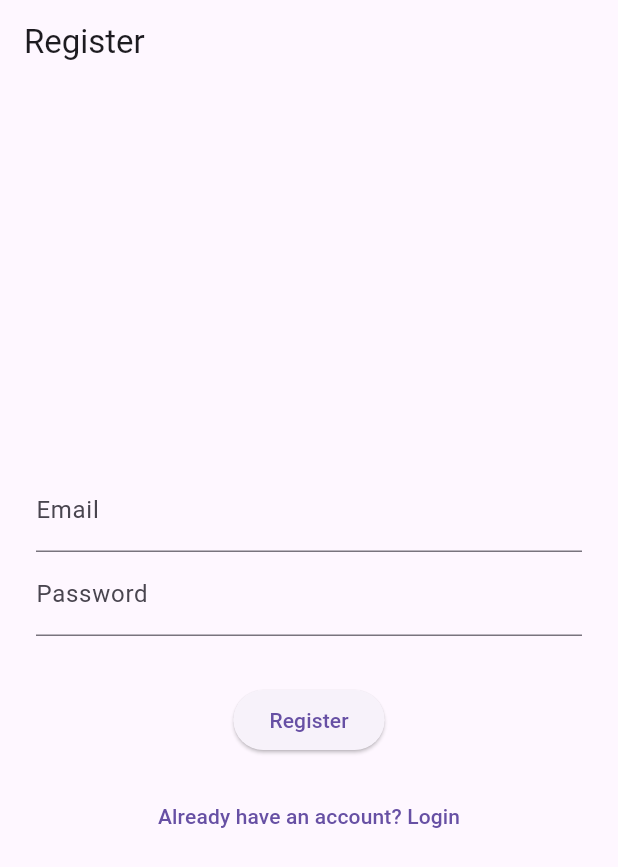
After one commit to raheel-ahmed-04/ai_voice_assistant_and_chatbot_Flutter, a Flutter app: the screen it shows after launch, after a tap on "Login", after a tap on "Login with Google", after a tap on "Don't have an account? Register", on a phone screen of 412 x 824 dp. The commit adds this screen. Shown: the top 867 px of the screen. Run offline on Flutter 3.47's test engine with Material 3 defaults, Android fonts, the phone set to English and light mode, and no system bars; our stand-ins replace firebase_auth, firebase_core, flutter_tts, google_sign_in, lottie, permission_handler and 1 more; accounts and stored records are empty; network calls fail.

Commit message:
Added Firebase Auth and Google Sign In, login/register pages as well

```diff
--- a/lib/main.dart
+++ b/lib/main.dart
@@ -1,9 +1,13 @@
 import 'package:flutter/material.dart';
+import 'package:firebase_core/firebase_core.dart';
 import 'screens/splash_screen.dart';
 import 'services/speech_service.dart';
+import 'screens/login_screen.dart';
+import 'screens/register_screen.dart';
 
-void main() async  {
+void main() async {
   WidgetsFlutterBinding.ensureInitialized();
+  await Firebase.initializeApp();
   await SpeechService.init(); // Initialize TTS
   runApp(MyApp());
 }
@@ -13,10 +17,12 @@ class MyApp extends StatelessWidget {
   Widget build(BuildContext context) {
     return MaterialApp(
       title: 'AI Voice Assistant & Chatbot',
-      theme: ThemeData(
-        primarySwatch: Colors.blue,
-      ),
+      theme: ThemeData(primarySwatch: Colors.blue),
       home: SplashScreen(),
+      routes: {
+        '/login': (_) => LoginScreen(),
+        '/register': (_) => RegisterScreen(),
+      },
     );
   }
 }
--- /dev/null
+++ b/lib/screens/login_screen.dart
@@ -0,0 +1,134 @@
+import 'package:flutter/material.dart';
+import 'package:firebase_auth/firebase_auth.dart';
+import 'package:google_sign_in/google_sign_in.dart';
+import 'register_screen.dart';
+import 'home_screen.dart';
+
+class LoginScreen extends StatefulWidget {
+  @override
+  _LoginScreenState createState() => _LoginScreenState();
+}
+
+class _LoginScreenState extends State<LoginScreen> {
+  final TextEditingController emailController = TextEditingController();
+  final TextEditingController passwordController = TextEditingController();
+  bool isLoading = false;
+  String? errorMessage;
+
+  Future<void> loginWithEmail() async {
+    setState(() {
+      isLoading = true;
+      errorMessage = null;
+    });
+    try {
+      await FirebaseAuth.instance.signInWithEmailAndPassword(
+        email: emailController.text.trim(),
+        password: passwordController.text.trim(),
+      );
+      Navigator.pushReplacement(
+        context,
+        MaterialPageRoute(builder: (_) => HomeScreen()),
+      );
+    } catch (e) {
+      setState(() {
+        errorMessage = e.toString();
+      });
+    } finally {
+      setState(() {
+        isLoading = false;
+      });
+    }
+  }
+
+  Future<void> loginWithGoogle() async {
+    setState(() {
+      isLoading = true;
+      errorMessage = null;
+    });
+    try {
+      final GoogleSignInAccount? googleUser = await GoogleSignIn().signIn();
+      if (googleUser == null) {
+        setState(() {
+          isLoading = false;
+        });
+        return;
+      }
+      final GoogleSignInAuthentication googleAuth =
+          await googleUser.authentication;
+      final credential = GoogleAuthProvider.credential(
+        accessToken: googleAuth.accessToken,
+        idToken: googleAuth.idToken,
+      );
+      await FirebaseAuth.instance.signInWithCredential(credential);
+      Navigator.pushReplacement(
+        context,
+        MaterialPageRoute(builder: (_) => HomeScreen()),
+      );
+    } catch (e) {
+      setState(() {
+        errorMessage = e.toString();
+      });
+    } finally {
+      setState(() {
+        isLoading = false;
+      });
+    }
+  }
+
+  @override
+  Widget build(BuildContext context) {
+    return Scaffold(
+      appBar: AppBar(title: Text('Login')),
+      body: Padding(
+        padding: const EdgeInsets.all(24.0),
+        child: Column(
+          mainAxisAlignment: MainAxisAlignment.center,
+          children: [
+            TextField(
+              controller: emailController,
+              decoration: InputDecoration(labelText: 'Email'),
+            ),
+            TextField(
+              controller: passwordController,
+              decoration: InputDecoration(labelText: 'Password'),
+              obscureText: true,
+            ),
+            SizedBox(height: 16),
+            if (errorMessage != null)
+              Text(errorMessage!, style: TextStyle(color: Colors.red)),
+            SizedBox(height: 16),
+            isLoading
+                ? CircularProgressIndicator()
+                : Column(
+                  children: [
+                    ElevatedButton(
+                      onPressed: loginWithEmail,
+                      child: Text('Login'),
+                    ),
+                    SizedBox(height: 8),
+                    ElevatedButton.icon(
+                      onPressed: loginWithGoogle,
+                      icon: Icon(Icons.login),
+                      label: Text('Login with Google'),
+                      style: ElevatedButton.styleFrom(
+                        backgroundColor: Colors.redAccent,
+                      ),
+                    ),
+                    SizedBox(height: 16),
+                    TextButton(
+                      onPressed: () {
+                        Navigator.pushReplacement(
+                          context,
+                          MaterialPageRoute(builder: (_) => RegisterScreen()),
+                        );
+                      },
+                      child: Text("Don't have an account? Register"),
+                    ),
+                  ],
+                ),
+          ],
+        ),
+      ),
+    );
+  }
+}
--- /dev/null
+++ b/lib/screens/register_screen.dart
@@ -0,0 +1,89 @@
+import 'package:flutter/material.dart';
+import 'package:firebase_auth/firebase_auth.dart';
+import 'login_screen.dart';
+import 'home_screen.dart';
+
+class RegisterScreen extends StatefulWidget {
+  @override
+  _RegisterScreenState createState() => _RegisterScreenState();
+}
+
+class _RegisterScreenState extends State<RegisterScreen> {
+  final TextEditingController emailController = TextEditingController();
+  final TextEditingController passwordController = TextEditingController();
+  bool isLoading = false;
+  String? errorMessage;
+
+  Future<void> register() async {
+    setState(() {
+      isLoading = true;
+      errorMessage = null;
+    });
+    try {
+      await FirebaseAuth.instance.createUserWithEmailAndPassword(
+        email: emailController.text.trim(),
+        password: passwordController.text.trim(),
+      );
+      Navigator.pushReplacement(
+        context,
+        MaterialPageRoute(builder: (_) => HomeScreen()),
+      );
+    } catch (e) {
+      setState(() {
+        errorMessage = e.toString();
+      });
+    } finally {
+      setState(() {
+        isLoading = false;
+      });
+    }
+  }
+
+  @override
+  Widget build(BuildContext context) {
+    return Scaffold(
+      appBar: AppBar(title: Text('Register')),
+      body: Padding(
+        padding: const EdgeInsets.all(24.0),
+        child: Column(
+          mainAxisAlignment: MainAxisAlignment.center,
+          children: [
+            TextField(
+              controller: emailController,
+              decoration: InputDecoration(labelText: 'Email'),
+            ),
+            TextField(
+              controller: passwordController,
+              decoration: InputDecoration(labelText: 'Password'),
+              obscureText: true,
+            ),
+            SizedBox(height: 16),
+            if (errorMessage != null)
+              Text(errorMessage!, style: TextStyle(color: Colors.red)),
+            SizedBox(height: 16),
+            isLoading
+                ? CircularProgressIndicator()
+                : Column(
+                  children: [
+                    ElevatedButton(
+                      onPressed: register,
+                      child: Text('Register'),
+                    ),
+                    SizedBox(height: 16),
+                    TextButton(
+                      onPressed: () {
+                        Navigator.pushReplacement(
+                          context,
+                          MaterialPageRoute(builder: (_) => LoginScreen()),
+                        );
+                      },
+                      child: Text("Already have an account? Login"),
+                    ),
+                  ],
+                ),
+          ],
+        ),
+      ),
+    );
+  }
+}
--- a/lib/screens/splash_screen.dart
+++ b/lib/screens/splash_screen.dart
@@ -1,6 +1,9 @@
 import 'package:flutter/material.dart';
 import 'package:lottie/lottie.dart';
+import 'package:firebase_auth/firebase_auth.dart';
+
 import 'home_screen.dart';
+import 'login_screen.dart';
 
 class SplashScreen extends StatefulWidget {
   @override
@@ -16,6 +19,8 @@ class _SplashScreenState extends State<SplashScreen> {
 
   _navigateToHome() async {
     await Future.delayed(Duration(seconds: 3));
+    final user = FirebaseAuth.instance.currentUser;
+    if (user != null) {
       Navigator.pushReplacement(
         context,
         PageRouteBuilder(
@@ -25,6 +30,17 @@ class _SplashScreenState extends State<SplashScreen> {
           },
         ),
       );
+    } else {
+      Navigator.pushReplacement(
+        context,
+        PageRouteBuilder(
+          pageBuilder: (_, __, ___) => LoginScreen(),
+          transitionsBuilder: (_, animation, __, child) {
+            return FadeTransition(opacity: animation, child: child);
+          },
+        ),
+      );
+    }
   }
 
   @override
```
Also changed, not shown: lib/screens/home_screen.dart (+23 -12 lines), pubspec.yaml (+9 -2 lines), pubspec.lock, 8 other files. Lines whose indentation alone changed are shown as unchanged.
